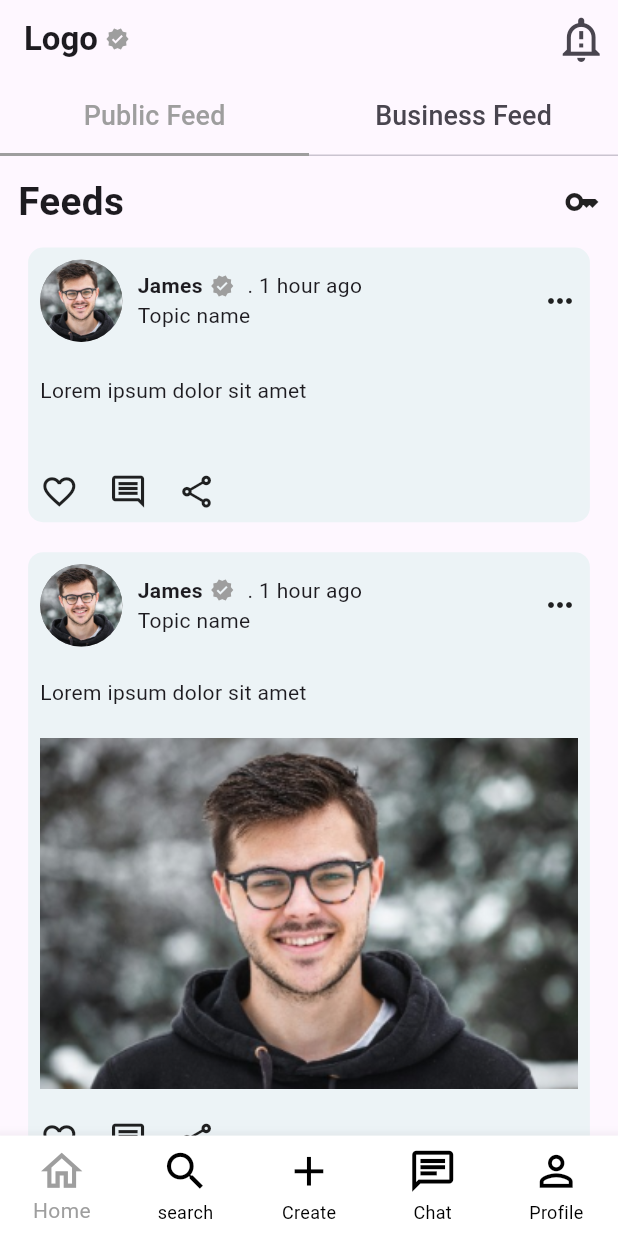
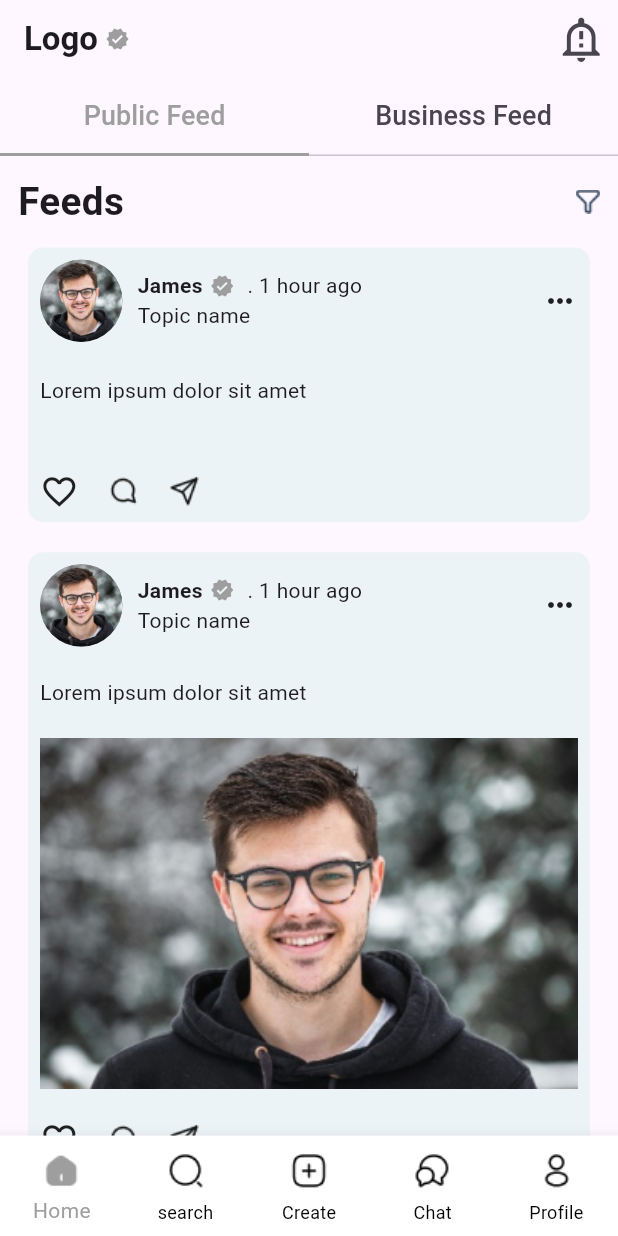
Before and after one commit to Hassan9865/Task, a Flutter app: the screen it shows after launch, on a phone screen of 412 x 824 dp. Run offline on Flutter 3.47's test engine with Material 3 defaults, Android fonts, the phone set to English and light mode, and no system bars; our stand-ins replace stacked, stacked_services, stacked_shared.

Commit message:
icon change

```diff
--- a/lib/view/Bottom NavBar/bottomNav_bar.dart
+++ b/lib/view/Bottom NavBar/bottomNav_bar.dart
@@ -59,8 +59,8 @@ class Bottombar extends StatelessWidget {
                 currentIndex: ViewModel.currentIndex, //myindex,
                 items: [
                   BottomNavigationBarItem(
-                    icon: Icon(
-                      Icons.home_outlined,
+                    icon: ImageIcon(
+                      AssetImage('assets/images/home-2.png'),
                       size: MediaQuery.of(context).size.width *
                           0.08, // Adjust the size relative to screen width
                     ),
@@ -68,31 +68,31 @@ class Bottombar extends StatelessWidget {
                     backgroundColor: Colors.amber,
                   ),
                   BottomNavigationBarItem(
-                      icon: Icon(
-                        Icons.search_outlined,
+                      icon: ImageIcon(
+                        AssetImage('assets/images/search-normal.png'),
                         size: MediaQuery.of(context).size.width * 0.08,
                       ),
                       label: "search",
                       backgroundColor: Colors.amber),
                   BottomNavigationBarItem(
                     backgroundColor: Colors.yellow,
-                    icon: Icon(
-                      Icons.add_outlined,
+                    icon: ImageIcon(
+                      AssetImage('assets/images/add-square.png'),
                       size: MediaQuery.of(context).size.width * 0.08,
                     ),
                     label: "Create",
                   ),
                   BottomNavigationBarItem(
-                    icon: Icon(
-                      Icons.chat_outlined,
+                    icon: ImageIcon(
+                      AssetImage('assets/images/messages-2.png'),
                       size: MediaQuery.of(context).size.width * 0.08,
                     ),
                     label: "Chat",
                     backgroundColor: Colors.yellow,
                   ),
                   BottomNavigationBarItem(
-                    icon: Icon(
-                      Icons.person_outline,
+                    icon: ImageIcon(
+                      AssetImage('assets/images/profile.png'),
                       size: MediaQuery.of(context).size.width * 0.08,
                     ),
                     label: "Profile",
--- a/lib/view/home view/widget/container.dart
+++ b/lib/view/home view/widget/container.dart
@@ -87,15 +87,9 @@ class MyContainerPost extends StatelessWidget {
                   size: MediaQuery.of(context).size.width / 16,
                 ),
                 SizedBox(width: 20),
-                Icon(
-                  Icons.comment_outlined,
-                  size: MediaQuery.of(context).size.width / 16,
-                ),
+                Image.asset('assets/images/message-circle 1.png'),
                 SizedBox(width: 20),
-                Icon(
-                  Icons.share_outlined,
-                  size: MediaQuery.of(context).size.width / 16,
-                )
+                Image.asset('assets/images/send 1.png')
               ],
             )
           ],
```
Also changed, not shown: lib/view/chat view/chat_view.dart (+5 -2 lines), lib/view/home view/home_view.dart (+92 -8 lines), assets/images/Vector.png (added), assets/images/Vectorr.png (added), assets/images/add-square.png (added), assets/images/home-2.png (added), assets/images/mesg.png (added), assets/images/message-circle 1.png (added), assets/images/messages-2.png (added), assets/images/profile.png (added), assets/images/search-normal.png (added), assets/images/send 1.png (added).
